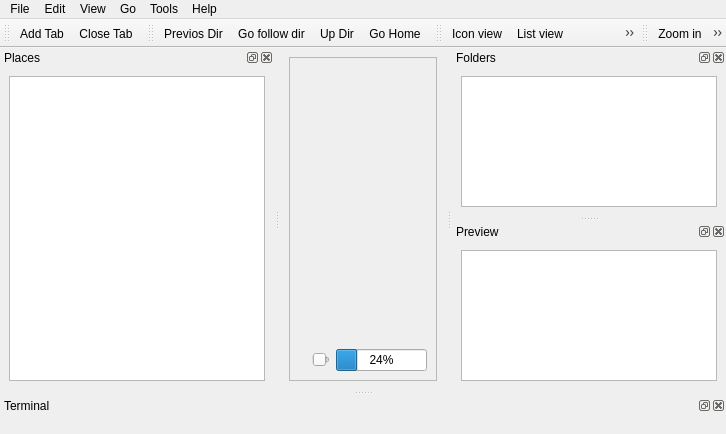
This is src/forms/mainwindowfilemanager.ui in zballina/qtfilemanager as Qt 5 draws it before an edit. The edited form follows.
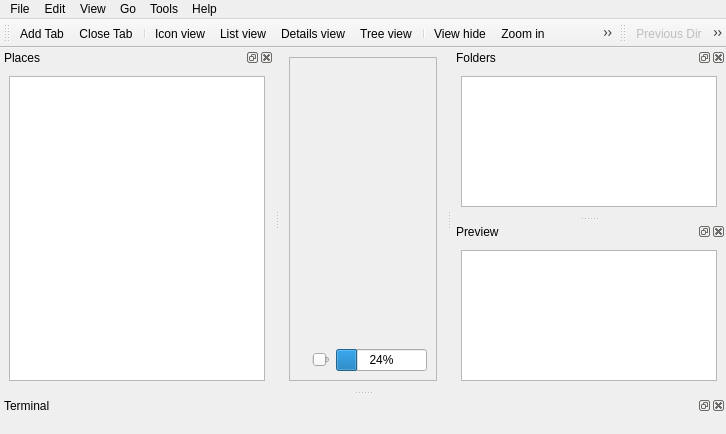
This is the edited form. Icons and pictures are not drawn. Custom widgets are drawn as their Qt base class.

Commit message: Add address bar and new icons in toolbar

```diff
--- a/src/forms/mainwindowfilemanager.ui
+++ b/src/forms/mainwindowfilemanager.ui
@@ -173,6 +173,15 @@
    </attribute>
    <addaction name="actionAddTab"/>
    <addaction name="actionCloseTab"/>
+   <addaction name="separator"/>
+   <addaction name="actionIconView"/>
+   <addaction name="actionListView"/>
+   <addaction name="actionDetailsView"/>
+   <addaction name="actionTreeView"/>
+   <addaction name="separator"/>
+   <addaction name="actionViewHide"/>
+   <addaction name="actionZoomIn"/>
+   <addaction name="actionZoomOut"/>
   </widget>
   <widget class="QMenuBar" name="m_menuBar">
    <property name="geometry">
@@ -251,39 +260,11 @@
    <attribute name="toolBarBreak">
     <bool>false</bool>
    </attribute>
-   <addaction name="actionGoPreviosDir"/>
-   <addaction name="actionGoFollowDir"/>
+   <addaction name="actionGoPreviousDir"/>
+   <addaction name="actionGoNextDir"/>
    <addaction name="actionUpDir"/>
    <addaction name="actionGoHome"/>
-  </widget>
-  <widget class="QToolBar" name="m_toolBarView">
-   <property name="windowTitle">
-    <string>View</string>
-   </property>
-   <attribute name="toolBarArea">
-    <enum>TopToolBarArea</enum>
-   </attribute>
-   <attribute name="toolBarBreak">
-    <bool>false</bool>
-   </attribute>
-   <addaction name="actionIconView"/>
-   <addaction name="actionListView"/>
-   <addaction name="actionDetailsView"/>
-   <addaction name="actionTreeView"/>
-   <addaction name="actionViewHide"/>
-  </widget>
-  <widget class="QToolBar" name="m_toolBarZoom">
-   <property name="windowTitle">
-    <string>Zoom</string>
-   </property>
-   <attribute name="toolBarArea">
-    <enum>TopToolBarArea</enum>
-   </attribute>
-   <attribute name="toolBarBreak">
-    <bool>false</bool>
-   </attribute>
-   <addaction name="actionZoomIn"/>
-   <addaction name="actionZoomOut"/>
+   <addaction name="separator"/>
   </widget>
   <action name="actionAddTab">
    <property name="icon">
@@ -312,14 +293,23 @@
     <string>Ctrl+Home</string>
    </property>
   </action>
-  <action name="actionGoPreviosDir">
+  <action name="actionGoPreviousDir">
+   <property name="enabled">
+    <bool>false</bool>
+   </property>
    <property name="icon">
     <iconset theme="go-back" resource="../resources/resources.qrc">
      <normaloff>:/images/back.png</normaloff>
      <normalon>:/images/back.png</normalon>:/images/back.png</iconset>
    </property>
    <property name="text">
-    <string>Previos Dir</string>
+    <string>Previous Dir</string>
+   </property>
+   <property name="toolTip">
+    <string>Previous Dir</string>
+   </property>
+   <property name="shortcut">
+    <string>Backspace</string>
    </property>
   </action>
   <action name="actionCloseTab">
@@ -522,13 +512,19 @@
     <string>Icon view</string>
    </property>
   </action>
-  <action name="actionGoFollowDir">
+  <action name="actionGoNextDir">
+   <property name="enabled">
+    <bool>false</bool>
+   </property>
    <property name="icon">
     <iconset resource="../resources/resources.qrc">
      <normaloff>:/images/clear.png</normaloff>:/images/clear.png</iconset>
    </property>
    <property name="text">
-    <string>Go follow dir</string>
+    <string>Go next dir</string>
+   </property>
+   <property name="iconText">
+    <string>Go next dir</string>
    </property>
    <property name="toolTip">
     <string>Go follow dir</string>
```
Left out of the diff: 32 changed lines with no effect on the pictures. The commit also changes 33 other files.
